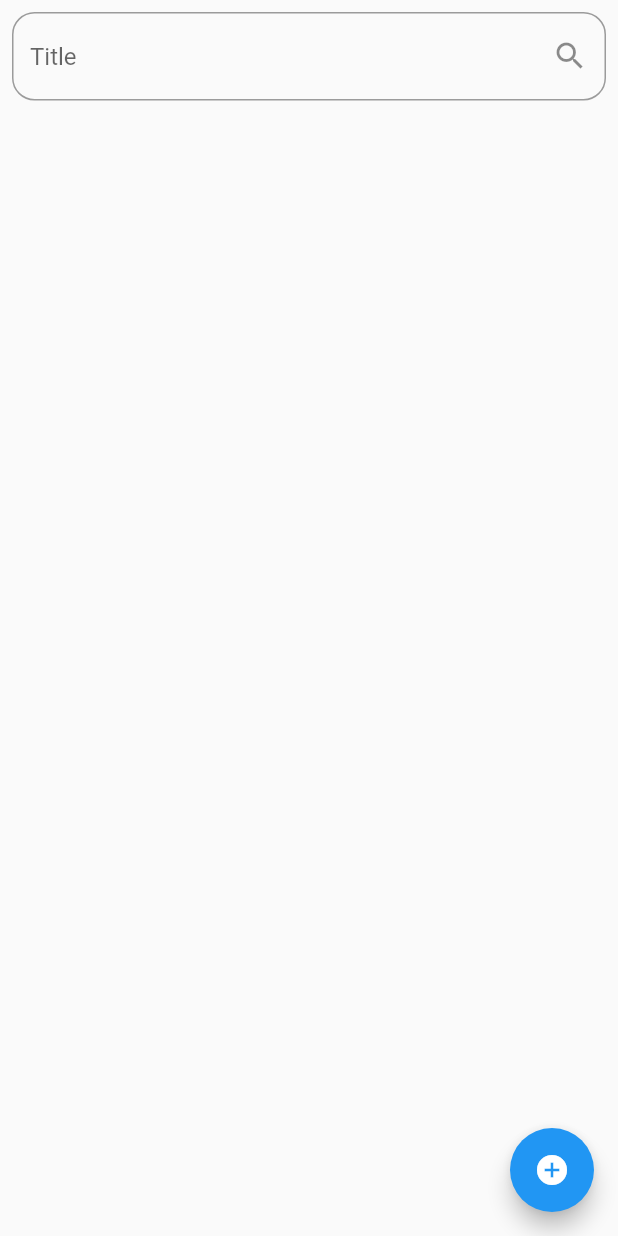
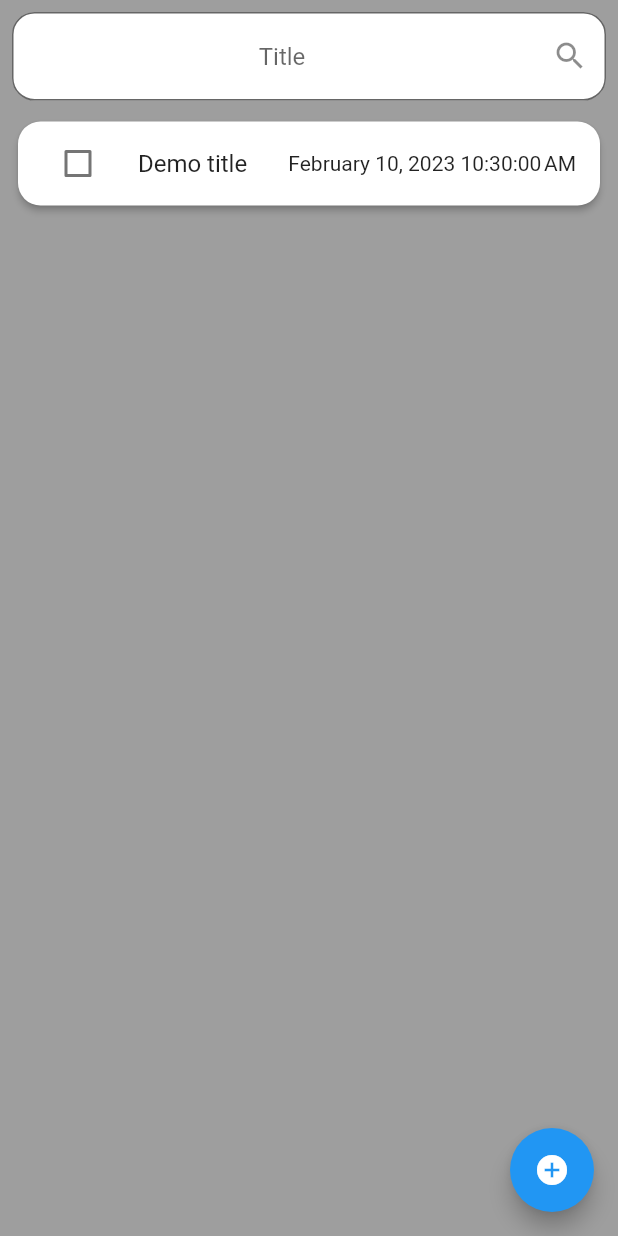
Before and after one commit to nmustakim/TasksList_Getx, a Flutter app: the screen it shows after launch, on a phone screen of 412 x 824 dp. Run offline on Flutter 3.47's test engine with Material 2 defaults, Android fonts, the phone set to English and light mode, and no system bars; our stand-ins replace get.

```diff
--- a/lib/Controller/todoController.dart
+++ b/lib/Controller/todoController.dart
@@ -4,7 +4,33 @@ import 'package:get/get.dart';
 import 'package:todo_getx/Models/todos.dart';
 
 class ToDoController extends GetxController {
-  var todos = <ToDo>[].obs;
+  var todos = <ToDo>[
+    ToDo(
+        title: 'Demo title',
+        desc: 'Demo Description',
+        creationDate: DateTime.now(),
+        isDone: false),
+  ].obs;
+  var foundTodo = <ToDo>[].obs;
+
+  @override
+  void onInit() {
+    foundTodo.value = todos;
+    super.onInit();
+  }
+
+  void runFilter(String enteredString) {
+    var result = <ToDo>[];
+    if (enteredString.isEmpty) {
+      result = todos;
+    } else {
+      result = todos
+          .where((element) =>
+              element.title.toLowerCase().contains(enteredString.toLowerCase()))
+          .toList();
+    }
+    foundTodo.value = result;
+  }
 
   void addToDo(String title, String desc, DateTime dateTime) {
     todos.add(ToDo(title: title, desc: desc, creationDate: dateTime));
--- a/lib/Views/edit_todo.dart
+++ b/lib/Views/edit_todo.dart
@@ -62,7 +62,7 @@ class _EditToDoState extends State<EditToDo> {
                                 onPressed: () {
                                   Get.back();
                                 },
-                                child: Text(
+                                child: const Text(
                                   'Cancel',
                                   style: TextStyle(fontSize: 18),
                                 )))),
@@ -80,7 +80,7 @@ class _EditToDoState extends State<EditToDo> {
                                 onPressed: () {
                                   controller.updateToDo(widget.index,
                                       toDoTitle.text, toDoDesc.text);
-                                  Get.to(const Home());
+                                  Get.to(Home());
                                 },
                                 child: const Text(
                                   'Update To Do',
--- a/lib/Views/home.dart
+++ b/lib/Views/home.dart
@@ -6,13 +6,15 @@ import 'addToDo.dart';
 import 'package:intl/intl.dart';
 
 class Home extends StatelessWidget {
-  const Home({Key? key}) : super(key: key);
+  Home({super.key});
+  final controller = Get.find<ToDoController>();
+  final search = TextEditingController();
+
   @override
   Widget build(BuildContext context) {
-    final controller = Get.find<ToDoController>();
-    final search = TextEditingController();
     return SafeArea(
       child: Scaffold(
+        backgroundColor: Colors.grey,
         floatingActionButton: FloatingActionButton(
           onPressed: () => Get.to(() => AddToDo()),
           child: const Icon(Icons.add_circle),
@@ -22,8 +24,12 @@ class Home extends StatelessWidget {
           child: Column(
             children: [
               TextField(
+                textAlign: TextAlign.center,
                 controller: search,
+                onChanged: (v) => controller.runFilter(v),
                 decoration: InputDecoration(
+                    filled: true,
+                    fillColor: Colors.white,
                     suffixIcon: const Icon(Icons.search),
                     hintText: 'Title',
                     border: OutlineInputBorder(
@@ -32,9 +38,10 @@ class Home extends StatelessWidget {
               const SizedBox(
                 height: 10,
               ),
-              Obx(() => Expanded(
-                    child: ListView.builder(
-                      itemCount: controller.todos.length,
+              Expanded(
+                  child: Obx(
+                () => ListView.builder(
+                  itemCount: controller.foundTodo.value.length,
                   itemBuilder: (context, index) {
                     return Card(
                       shape: RoundedRectangleBorder(
@@ -42,19 +49,18 @@ class Home extends StatelessWidget {
                       elevation: 2,
                       child: ListTile(
                         title: Text(
-                              controller.todos[index].title,
+                          controller.foundTodo.value[index].title,
                         ),
                         leading: Checkbox(
-                              value: controller.todos[index].isDone,
+                          value: controller.foundTodo.value[index].isDone,
                           onChanged: (value) {
                             var todo = controller.todos[index];
                             todo.isDone = value!;
                             controller.todos[index] = todo;
-                                print(controller.todos[index].isDone);
                           },
                         ),
-                            trailing: Text(DateFormat()
-                                .format(controller.todos[index].creationDate!)),
+                        trailing: Text(DateFormat().format(
+                            controller.foundTodo.value[index].creationDate!)),
                         onTap: () => Get.to(() => Details(index)),
                       ),
                     );
```
Lines whose indentation alone changed are shown as unchanged.
